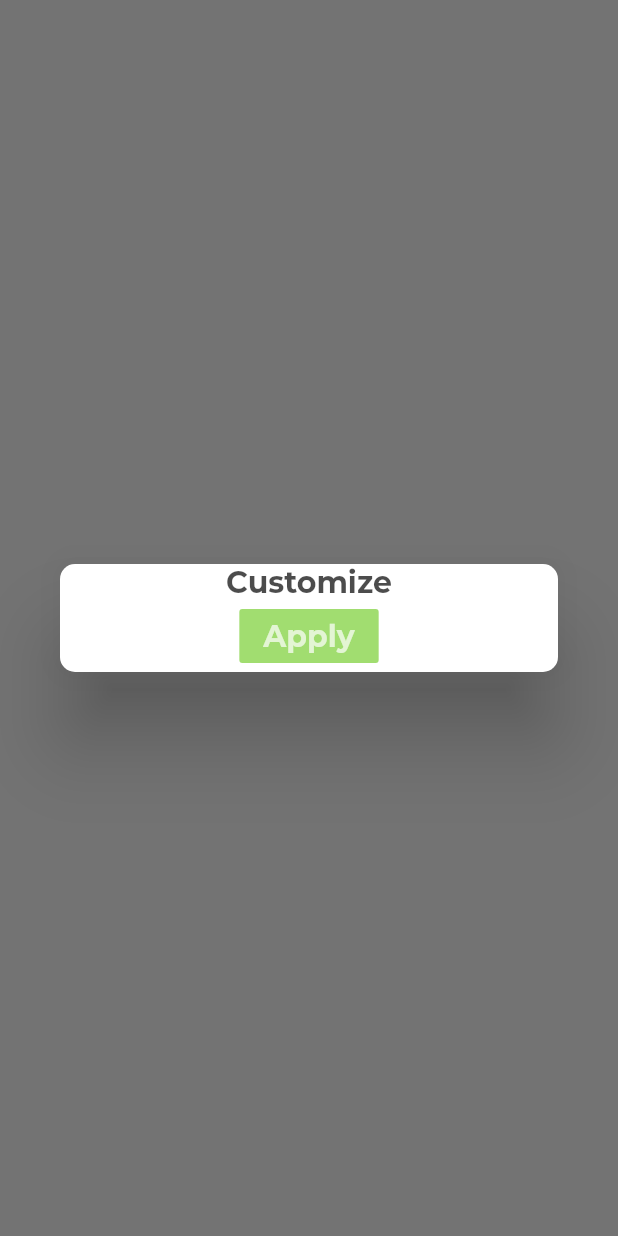
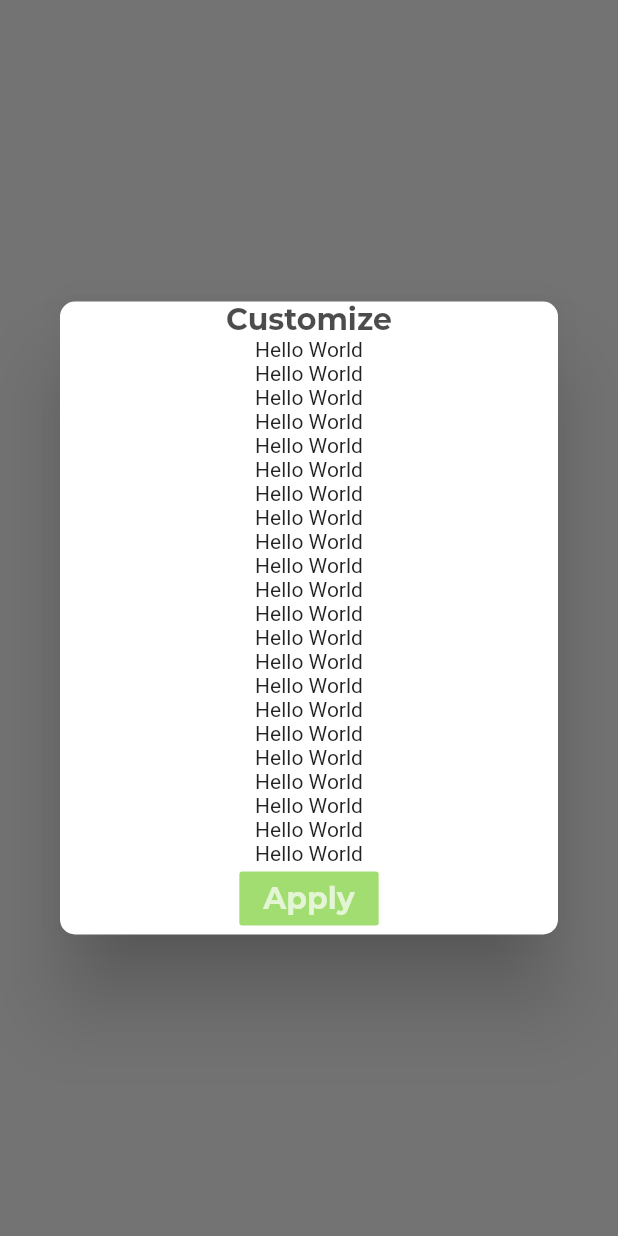
Before and after one commit to killerone/Easy-Order, a Flutter app: what customizeDialog() shows on an empty page, opened directly, on a phone screen of 412 x 824 dp. Run offline on Flutter 3.47's test engine with Material 2 defaults, Android fonts, the phone set to English and light mode, and no system bars; project files that could hold a hidden picture were left out.

Commit message:
space added in customizations

```diff
--- a/lib/item_details.dart
+++ b/lib/item_details.dart
@@ -172,6 +172,7 @@ Future<bool> customizeDialog(context) {
                         fontWeight: FontWeight.w600),
                   ),
                 ),
+                customizeOptions(),
                 Align(
                   alignment: Alignment.bottomCenter,
                   child: FlatButton(
@@ -193,3 +194,43 @@ Future<bool> customizeDialog(context) {
         );
       });
 }
+
+Widget customizeOptions() {
+  return Container(
+    height: 350.0,
+    width: 200.0,
+    child: SingleChildScrollView(
+      child: Column(
+        mainAxisAlignment: MainAxisAlignment.center,
+        children: <Widget>[
+          Text("Hello World"),
+          Text("Hello World"),
+          Text("Hello World"),
+          Text("Hello World"),
+          Text("Hello World"),
+          Text("Hello World"),
+          Text("Hello World"),
+          Text("Hello World"),
+          Text("Hello World"),
+          Text("Hello World"),
+          Text("Hello World"),
+          Text("Hello World"),
+          Text("Hello World"),
+          Text("Hello World"),
+          Text("Hello World"),
+          Text("Hello World"),
+          Text("Hello World"),
+          Text("Hello World"),
+          Text("Hello World"),
+          Text("Hello World"),
+          Text("Hello World"),
+          Text("Hello World"),
+          Text("Hello World"),
+          Text("Hello World"),
+          Text("Hello World"),
+          Text("1234568"),
+        ],
+      ),
+    ),
+  );
+}
```
